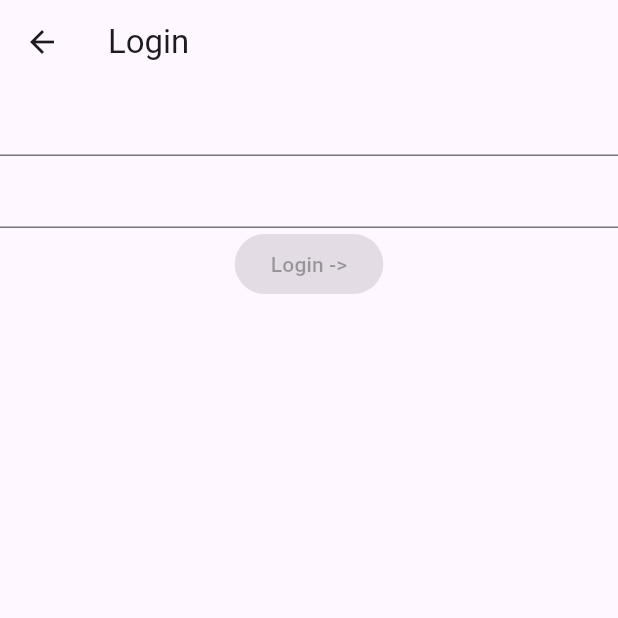
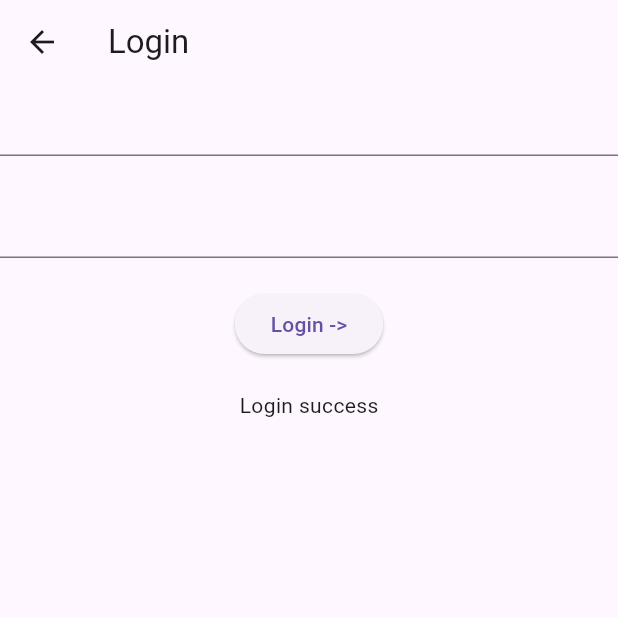
Before and after one commit to vinay-incubyte/login-form, a Flutter app: the LoginPage screen opened directly, on a phone screen of 412 x 824 dp, the top half of it. Run offline on Flutter 3.47's test engine with Material 3 defaults, Android fonts, the phone set to English and light mode, and no system bars.

Commit message:
feat(presentation): verfiy login button when valid credentials - test pass (GREEN)

```diff
--- a/lib/feature/login/presentation/view/login_page.dart
+++ b/lib/feature/login/presentation/view/login_page.dart
@@ -11,13 +11,26 @@ class LoginPage extends StatefulWidget {
 
 class _LoginPageState extends State<LoginPage>
     with EmailValidationMixin, PasswordValidationMixin {
+  final TextEditingController email = TextEditingController();
+  final TextEditingController password = TextEditingController();
+
+  @override
+  void dispose() {
+    email.dispose();
+    password.dispose();
+    super.dispose();
+  }
+
   @override
   Widget build(BuildContext context) {
     return Scaffold(
       appBar: AppBar(title: Text('Login')),
-      body: Column(
+      body: SingleChildScrollView(
+        child: Column(
+          spacing: 20,
           children: [
             TextFormField(
+              controller: email,
               autovalidateMode: AutovalidateMode.onUserInteraction,
               validator: (value) {
                 if (value == null) return null;
@@ -26,6 +39,7 @@ class _LoginPageState extends State<LoginPage>
               },
             ),
             TextFormField(
+              controller: password,
               autovalidateMode: AutovalidateMode.onUserInteraction,
               validator: (value) {
                 if (value == null) return null;
@@ -35,8 +49,10 @@ class _LoginPageState extends State<LoginPage>
                     : 'Password should be -\nMin 2 char long\nContain upper and lower case char\nContain special char';
               },
             ),
-          ElevatedButton(onPressed: null, child: Text('Login ->')),
+            ElevatedButton(onPressed: () {}, child: Text('Login ->')),
+            Text("Login success"),
           ],
+        ),
       ),
     );
   }
```
Lines whose indentation alone changed are shown as unchanged.
